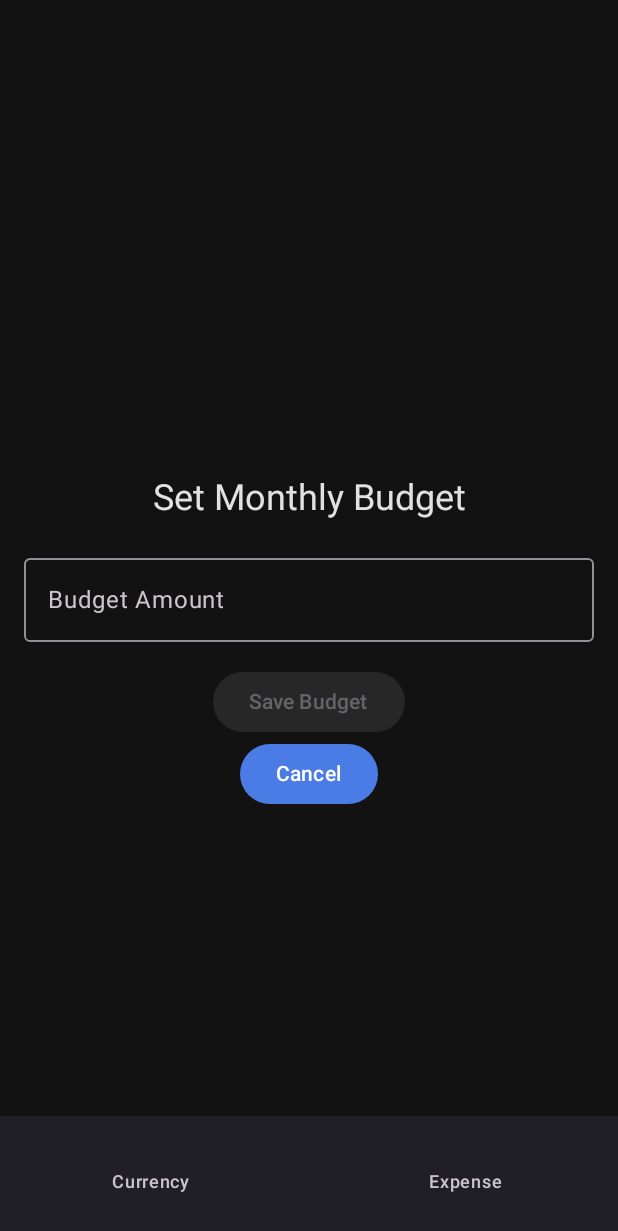
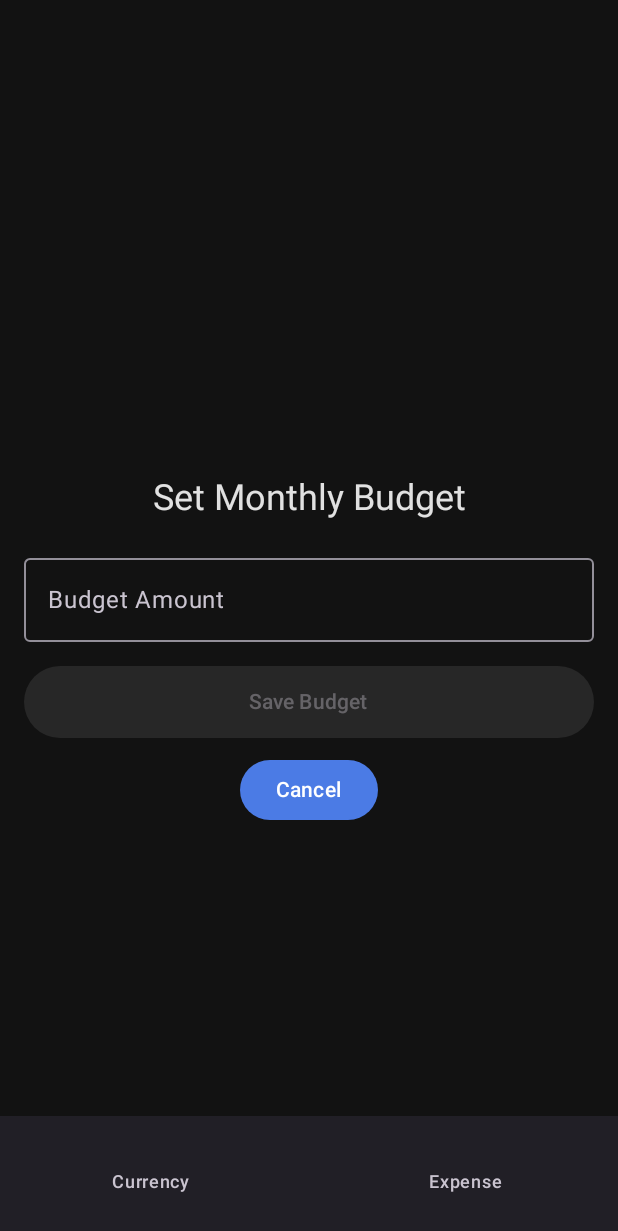
Before and after one commit to ashb155/finapp, an Android app built with Jetpack Compose: the AddBudgetScreen screen opened through its navigation route, on a phone screen of 412 x 824 dp. Shown: the top 1231 px of the screen. Run offline under Robolectric (Android 15) with nearby library versions, the phone set to English and light mode, and no system bars; our stand-ins replace Room's generated code.

Commit message:
layout changes

```diff
--- a/app/src/main/java/com/example/financeapp1/ExpenseScreen.kt
+++ b/app/src/main/java/com/example/financeapp1/ExpenseScreen.kt
@@ -328,10 +328,13 @@ fun AddBudgetScreen(repository: BudgetRepository, navController: NavController)
                     navController.popBackStack()
                 }
             },
-            enabled = inputBudget.toDoubleOrNull() != null
+            enabled = inputBudget.toDoubleOrNull() != null,
+            modifier=Modifier.fillMaxWidth()
+                .height(48.dp)
         ) {
             Text("Save Budget")
         }
+        Spacer(modifier=Modifier.padding(5.dp))
         Button(
             onClick = {
                     navController.popBackStack()
```
